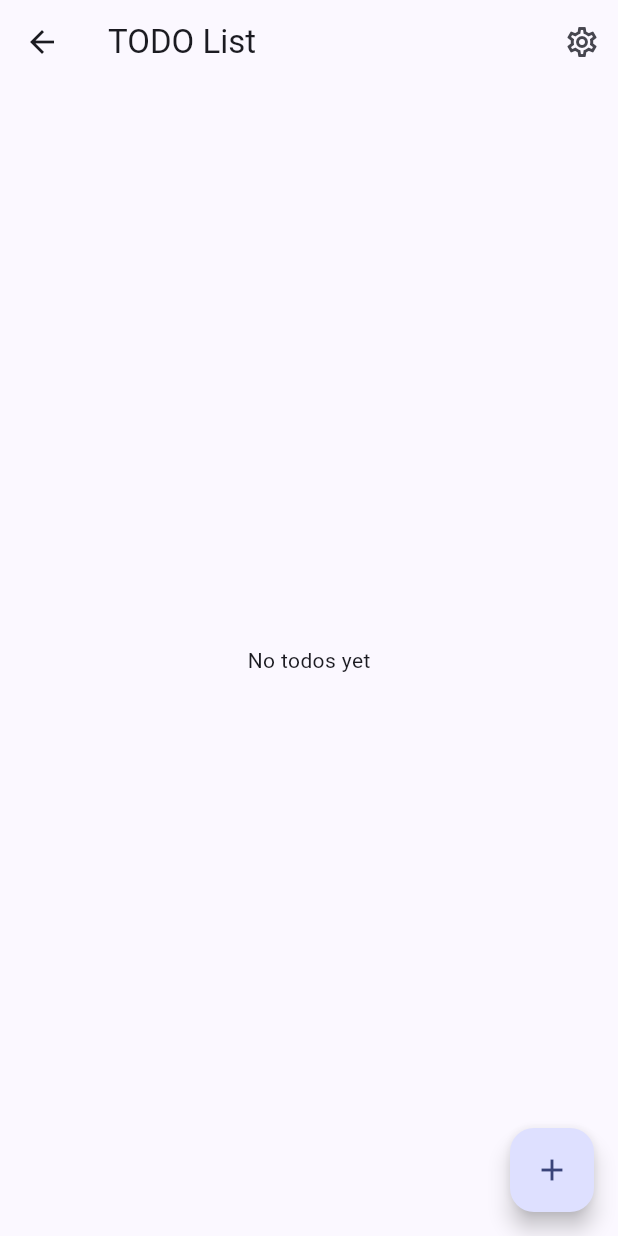
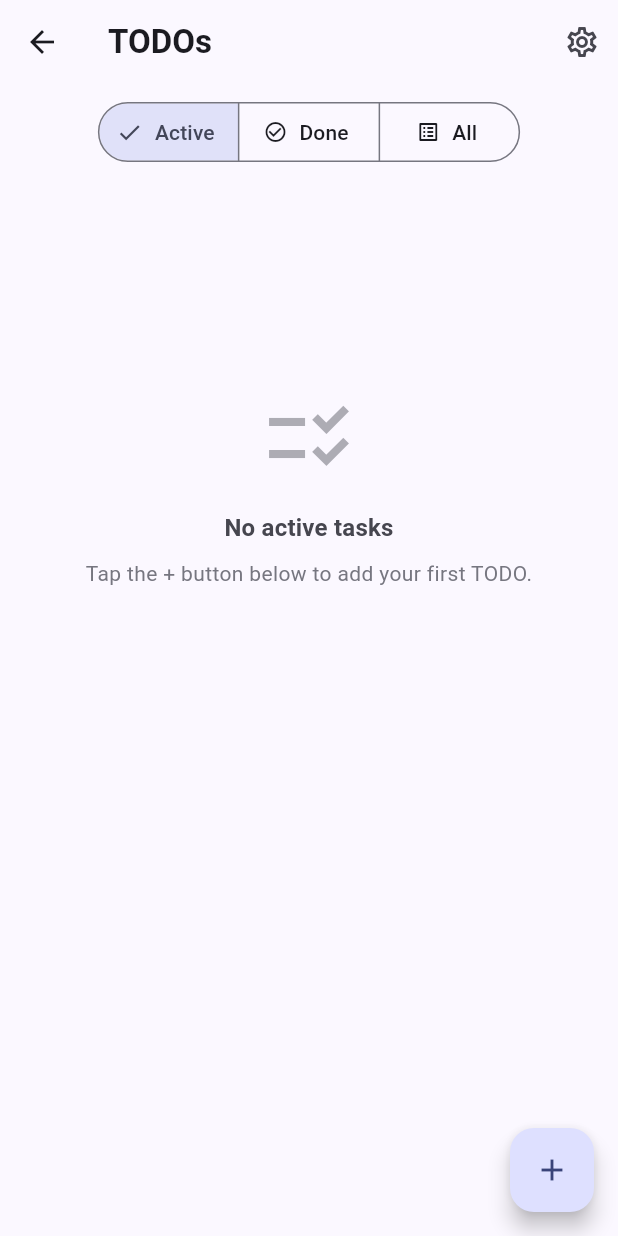
Before and after one commit to etnt/todo, a Flutter app: the TodoListScreen screen opened by its route, on a phone screen of 412 x 824 dp. Run offline on Flutter 3.47's test engine with Material 3 defaults, Android fonts, the phone set to English and light mode, and no system bars; our stand-ins replace flutter_secure_storage, shared_preferences; accounts and stored records are empty.

Commit message:
feat(flutter): implement Material 3 Android TODO list screen and widgets
- Implement reusable mobile UI widgets in `lib/widgets/`:
  - `TodoListTile` (`lib/widgets/todo_list_tile.dart`): Material 3 list tile with status checkbox, formatted dates, strikethrough styling, drag handles, and `Dismissible` swipe actions (swipe right to toggle done/active, swipe left to delete with confirmation)
  - `ErrorBanner` (`lib/widgets/error_banner.dart`): contextual error banner with retry button
  - `EmptyState` (`lib/widgets/empty_state.dart`): empty placeholder illustrations for Active, Done, and All views
- Implement `TodoListScreen` in `lib/screens/todo_list_screen.dart`
  - Material 3 `SegmentedButton` for filtering (Active, Done, All)
  - `RefreshIndicator` for Android pull-to-refresh
  - `ReorderableListView.builder` for drag-and-drop priority reordering
  - AppBar showing repository name and Settings action button
  - Floating Action Button for adding new TODOs
- Add widget test suite in `test/todo_list_screen_test.dart`
  - Verified tab switching and filtering across Active, Done, and All views
  - Verified empty state and error banner presentation
  - Verified status toggling via checkbox
- Update `test/widget_test.dart` and Phase 6 checklist in `plan/flutter-todo-app-plan.md`

```diff
--- a/flutter_todo/lib/screens/todo_list_screen.dart
+++ b/flutter_todo/lib/screens/todo_list_screen.dart
@@ -1,28 +1,187 @@
 import 'package:flutter/material.dart';
+import 'package:provider/provider.dart';
 
 import '../app_routes.dart';
+import '../state/settings_model.dart';
+import '../state/todo_list_model.dart';
+import '../widgets/empty_state.dart';
+import '../widgets/error_banner.dart';
+import '../widgets/todo_list_tile.dart';
 
-/// Placeholder todo list screen. Real list (tabs, rows, actions) is built in
-/// Phase 6; the add screen arrives in Phase 7.
-class TodoListScreen extends StatelessWidget {
+/// Main TODO list screen with tabs, pull-to-refresh, reordering, and swipe actions.
+class TodoListScreen extends StatefulWidget {
   const TodoListScreen({super.key});
 
   @override
+  State<TodoListScreen> createState() => _TodoListScreenState();
+}
+
+class _TodoListScreenState extends State<TodoListScreen> {
+  @override
+  void initState() {
+    super.initState();
+    WidgetsBinding.instance.addPostFrameCallback((_) {
+      final todoListModel = context.read<TodoListModel>();
+      if (todoListModel.hasRepository && todoListModel.currentTodos.isEmpty) {
+        todoListModel.loadTodos();
+      }
+    });
+  }
+
+  void _onReorder(int oldIndex, int newIndex) {
+    final model = context.read<TodoListModel>();
+    final currentList = model.currentTodos;
+    if (oldIndex < newIndex) {
+      newIndex -= 1;
+    }
+    if (oldIndex == newIndex || oldIndex >= currentList.length) return;
+
+    final target = currentList[oldIndex];
+    if (oldIndex < newIndex) {
+      model.moveDown(target);
+    } else {
+      model.moveUp(target);
+    }
+  }
+
+  Widget _buildEmptyState(TodoFilterView view) {
+    switch (view) {
+      case TodoFilterView.active:
+        return const EmptyState(
+          title: 'No active tasks',
+          subtitle: 'Tap the + button below to add your first TODO.',
+          icon: Icons.checklist_rtl_outlined,
+        );
+      case TodoFilterView.done:
+        return const EmptyState(
+          title: 'No completed tasks yet',
+          subtitle: 'Swipe right or tap checkbox on any active task to mark it done.',
+          icon: Icons.task_alt,
+        );
+      case TodoFilterView.all:
+        return const EmptyState(
+          title: 'No TODOs found',
+          subtitle: 'Create a new task to get started.',
+          icon: Icons.inbox_outlined,
+        );
+    }
+  }
+
+  @override
   Widget build(BuildContext context) {
+    final theme = Theme.of(context);
+    final settings = context.watch<SettingsModel>();
+    final todoList = context.watch<TodoListModel>();
+    final todos = todoList.currentTodos;
+
     return Scaffold(
       appBar: AppBar(
-        title: const Text('TODO List'),
+        title: Column(
+          crossAxisAlignment: CrossAxisAlignment.start,
+          children: [
+            const Text('TODOs', style: TextStyle(fontWeight: FontWeight.bold)),
+            if (settings.repo.isNotEmpty)
+              Text(
+                settings.repo,
+                style: theme.textTheme.labelSmall?.copyWith(
+                  color: theme.colorScheme.onSurfaceVariant,
+                ),
+              ),
+          ],
+        ),
         actions: [
           IconButton(
             icon: const Icon(Icons.settings_outlined),
-            tooltip: 'Settings',
+            tooltip: 'GitHub Settings',
             onPressed: () => Navigator.pushNamed(context, AppRoutes.settings),
           ),
         ],
       ),
-      body: const Center(child: Text('No todos yet')),
+      body: Column(
+        children: [
+          if (todoList.errorMessage != null)
+            ErrorBanner(
+              message: todoList.errorMessage!,
+              onRetry: () => todoList.loadTodos(),
+            ),
+
+          Padding(
+            padding: const EdgeInsets.symmetric(horizontal: 16, vertical: 8),
+            child: SegmentedButton<TodoFilterView>(
+              segments: const [
+                ButtonSegment(
+                  value: TodoFilterView.active,
+                  label: Text('Active'),
+                  icon: Icon(Icons.radio_button_unchecked, size: 16),
+                ),
+                ButtonSegment(
+                  value: TodoFilterView.done,
+                  label: Text('Done'),
+                  icon: Icon(Icons.check_circle_outline, size: 16),
+                ),
+                ButtonSegment(
+                  value: TodoFilterView.all,
+                  label: Text('All'),
+                  icon: Icon(Icons.list_alt, size: 16),
+                ),
+              ],
+              selected: {todoList.currentView},
+              onSelectionChanged: (newSelection) {
+                todoList.setView(newSelection.first);
+              },
+            ),
+          ),
+
+          if (todoList.isLoading && todos.isEmpty)
+            const Expanded(
+              child: Center(child: CircularProgressIndicator()),
+            )
+          else if (todos.isEmpty)
+            Expanded(
+              child: RefreshIndicator(
+                onRefresh: () => todoList.loadTodos(),
+                child: ListView(
+                  physics: const AlwaysScrollableScrollPhysics(),
+                  children: [
+                    SizedBox(
+                      height: MediaQuery.of(context).size.height * 0.5,
+                      child: _buildEmptyState(todoList.currentView),
+                    ),
+                  ],
+                ),
+              ),
+            )
+          else
+            Expanded(
+              child: RefreshIndicator(
+                onRefresh: () => todoList.loadTodos(),
+                child: ReorderableListView.builder(
+                  physics: const AlwaysScrollableScrollPhysics(),
+                  itemCount: todos.length,
+                  buildDefaultDragHandles: false,
+                  onReorderItem: (oldIdx, newIdx) => _onReorder(oldIdx, newIdx),
+                  itemBuilder: (context, index) {
+                    final todo = todos[index];
+                    return TodoListTile(
+                      key: ValueKey('tile_${todo.id ?? todo.header}_$index'),
+                      todo: todo,
+                      index: index,
+                      onToggle: () => todoList.toggleStatus(todo),
+                      onDelete: () => todoList.deleteTodo(todo),
+                      onTap: () {
+                        // View / Edit detail navigation arrives in Phase 7
+                      },
+                    );
+                  },
+                ),
+              ),
+            ),
+        ],
+      ),
       floatingActionButton: FloatingActionButton(
-        onPressed: () {}, // Add-todo screen arrives in Phase 7.
+        onPressed: () {
+          // Add TODO screen navigation arrives in Phase 7
+        },
         child: const Icon(Icons.add),
       ),
     );
--- /dev/null
+++ b/flutter_todo/lib/widgets/empty_state.dart
@@ -0,0 +1,55 @@
+import 'package:flutter/material.dart';
+
+/// Contextual empty state placeholder when no TODOs match the current filter.
+class EmptyState extends StatelessWidget {
+  const EmptyState({
+    super.key,
+    required this.title,
+    this.subtitle,
+    this.icon = Icons.task_alt_outlined,
+  });
+
+  final String title;
+  final String? subtitle;
+  final IconData icon;
+
+  @override
+  Widget build(BuildContext context) {
+    final theme = Theme.of(context);
+
+    return Center(
+      child: Padding(
+        padding: const EdgeInsets.all(32),
+        child: Column(
+          mainAxisSize: MainAxisSize.min,
+          children: [
+            Icon(
+              icon,
+              size: 64,
+              color: theme.colorScheme.outline.withAlpha(150),
+            ),
+            const SizedBox(height: 16),
+            Text(
+              title,
+              style: theme.textTheme.titleMedium?.copyWith(
+                fontWeight: FontWeight.bold,
+                color: theme.colorScheme.onSurfaceVariant,
+              ),
+              textAlign: TextAlign.center,
+            ),
+            if (subtitle != null) ...[
+              const SizedBox(height: 8),
+              Text(
+                subtitle!,
+                style: theme.textTheme.bodyMedium?.copyWith(
+                  color: theme.colorScheme.outline,
+                ),
+                textAlign: TextAlign.center,
+              ),
+            ],
+          ],
+        ),
+      ),
+    );
+  }
+}
```
Also changed, not shown: flutter_todo/lib/widgets/error_banner.dart (added, +52 -0 lines), flutter_todo/lib/widgets/todo_list_tile.dart (added, +152 -0 lines), 3 other files.
